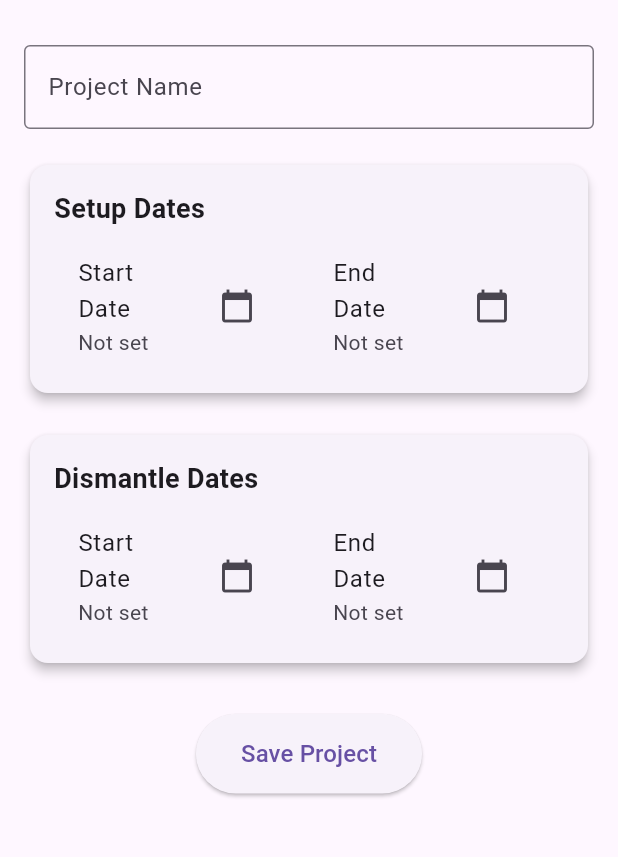
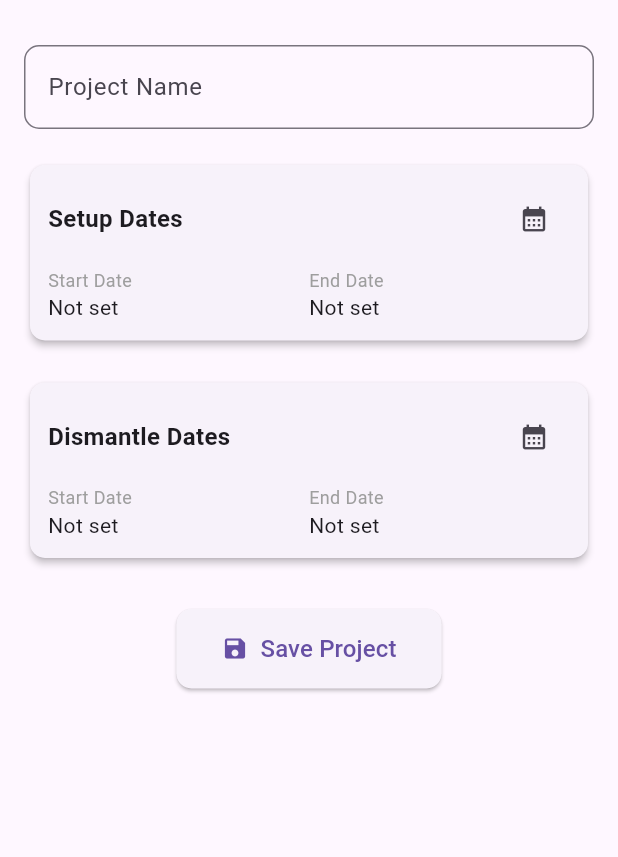
Before and after one commit to jpmmueller/hourtracker, a Flutter app: the ProjectPage screen opened directly with empty values, on a phone screen of 412 x 824 dp, the part 63-920 px from its top. Run offline on Flutter 3.47's test engine with Material 3 defaults, Android fonts, the light colour scheme and no system bars; our stand-ins replace sqflite; accounts and stored records are empty.

Commit message:
project_page.dart in besser

```diff
--- a/lib/project_page.dart
+++ b/lib/project_page.dart
@@ -1,5 +1,5 @@
 import 'package:flutter/material.dart';
-import 'package:intl/intl.dart'; // Correct import for DateFormat
+import 'package:intl/intl.dart';
 import 'database_helper.dart';
 import 'models/main_customer.dart';
 import 'models/project.dart';
@@ -24,34 +24,26 @@ class _ProjectPageState extends State<ProjectPage> {
   DateTime? _dismantleStartDate;
   DateTime? _dismantleEndDate;
 
-  // Format dates (e.g., "2023-10-05")
   String _formatDate(DateTime? date) {
     return date != null ? DateFormat('yyyy-MM-dd').format(date) : 'Not set';
   }
 
-  Future<void> _pickDate(BuildContext context, String dateType) async {
-    final DateTime? picked = await showDatePicker(
+  Future<void> _pickDateRange(String dateType) async {
+    final result = await showDialog<List<DateTime>>(
       context: context,
-      initialDate: DateTime.now(),
-      firstDate: DateTime(2000),
-      lastDate: DateTime(2100),
+      builder: (context) => _DateRangePickerDialog(
+        label: dateType == 'setup' ? 'Setup' : 'Dismantle',
+      ),
     );
 
-    if (picked != null) {
+    if (result != null) {
       setState(() {
-        switch (dateType) {
-          case 'setupStart':
-            _setupStartDate = picked;
-            break;
-          case 'setupEnd':
-            _setupEndDate = picked;
-            break;
-          case 'dismantleStart':
-            _dismantleStartDate = picked;
-            break;
-          case 'dismantleEnd':
-            _dismantleEndDate = picked;
-            break;
+        if (dateType == 'setup') {
+          _setupStartDate = result[0];
+          _setupEndDate = result[1];
+        } else {
+          _dismantleStartDate = result[0];
+          _dismantleEndDate = result[1];
         }
       });
     }
@@ -66,6 +58,7 @@ class _ProjectPageState extends State<ProjectPage> {
       ScaffoldMessenger.of(context).showSnackBar(
         const SnackBar(
           content: Text('Please fill all fields and select all dates.'),
+          duration: Duration(seconds: 2),
         ),
       );
       return;
@@ -93,7 +86,7 @@ class _ProjectPageState extends State<ProjectPage> {
         'dismantle_end_date': project.dismantleEndDate.toIso8601String(),
       });
 
-      Navigator.pop(context, true); // Pass "true" to trigger a refresh
+      Navigator.pop(context, true);
     } catch (e) {
       ScaffoldMessenger.of(context).showSnackBar(
         SnackBar(content: Text('Error saving project: $e')),
@@ -104,44 +97,38 @@ class _ProjectPageState extends State<ProjectPage> {
   @override
   Widget build(BuildContext context) {
     return Scaffold(
-      appBar: AppBar(title: const Text('New Project')),
+      appBar: AppBar(
+        title: const Text('New Project'),
+        elevation: 0,
+      ),
       body: SingleChildScrollView(
-        padding: const EdgeInsets.all(16.0),
+        padding: const EdgeInsets.all(16),
         child: Column(
           children: [
             TextField(
               controller: _projectNameController,
-              decoration: const InputDecoration(
+              decoration: InputDecoration(
                 labelText: 'Project Name',
-                border: OutlineInputBorder(),
+                border: OutlineInputBorder(
+                  borderRadius: BorderRadius.circular(10),
+                ),
               ),
             ),
             const SizedBox(height: 20),
-            _buildDateSection(
-              'Setup Dates',
-              _setupStartDate,
-              _setupEndDate,
-              onStartPressed: () => _pickDate(context, 'setupStart'),
-              onEndPressed: () => _pickDate(context, 'setupEnd'),
-            ),
+            _buildDateSection('Setup Dates', _setupStartDate, _setupEndDate, 'setup'),
             const SizedBox(height: 20),
-            _buildDateSection(
-              'Dismantle Dates',
-              _dismantleStartDate,
-              _dismantleEndDate,
-              onStartPressed: () => _pickDate(context, 'dismantleStart'),
-              onEndPressed: () => _pickDate(context, 'dismantleEnd'),
-            ),
+            _buildDateSection('Dismantle Dates', _dismantleStartDate, _dismantleEndDate, 'dismantle'),
             const SizedBox(height: 30),
-            ElevatedButton(
-              onPressed: _saveProject,
+            ElevatedButton.icon(
+              icon: const Icon(Icons.save),
+              label: const Text('Save Project', style: TextStyle(fontSize: 16)),
               style: ElevatedButton.styleFrom(
                 padding: const EdgeInsets.symmetric(horizontal: 30, vertical: 15),
+                shape: RoundedRectangleBorder(
+                  borderRadius: BorderRadius.circular(10),
                 ),
-              child: const Text(
-                'Save Project',
-                style: TextStyle(fontSize: 16),
               ),
+              onPressed: _saveProject,
             ),
           ],
         ),
@@ -149,48 +136,64 @@ class _ProjectPageState extends State<ProjectPage> {
     );
   }
 
-  Widget _buildDateSection(
-    String title,
-    DateTime? startDate,
-    DateTime? endDate, {
-    required VoidCallback onStartPressed,
-    required VoidCallback onEndPressed,
-  }) {
+  Widget _buildDateSection(String title, DateTime? startDate, DateTime? endDate, String dateType) {
     return Card(
-      elevation: 3,
+      elevation: 2,
+      shape: RoundedRectangleBorder(
+        borderRadius: BorderRadius.circular(10),
+      ),
       child: Padding(
-        padding: const EdgeInsets.all(16.0),
+        padding: const EdgeInsets.all(12),
         child: Column(
           crossAxisAlignment: CrossAxisAlignment.start,
+          children: [
+            Row(
+              mainAxisAlignment: MainAxisAlignment.spaceBetween,
               children: [
                 Text(
                   title,
                   style: const TextStyle(
-                fontSize: 18,
-                fontWeight: FontWeight.bold,
+                    fontSize: 16,
+                    fontWeight: FontWeight.w600,
                   ),
                 ),
-            const SizedBox(height: 10),
+                IconButton(
+                  icon: const Icon(Icons.calendar_month, size: 20),
+                  onPressed: () => _pickDateRange(dateType),
+                ),
+              ],
+            ),
+            const SizedBox(height: 8),
             Row(
               children: [
                 Expanded(
-                  child: ListTile(
-                    title: const Text('Start Date'),
-                    subtitle: Text(_formatDate(startDate)),
-                    trailing: IconButton(
-                      icon: const Icon(Icons.calendar_today),
-                      onPressed: onStartPressed,
+                  child: Column(
+                    crossAxisAlignment: CrossAxisAlignment.start,
+                    children: [
+                      const Text(
+                        'Start Date',
+                        style: TextStyle(fontSize: 12, color: Colors.grey),
                       ),
+                      Text(
+                        _formatDate(startDate),
+                        style: const TextStyle(fontSize: 14),
+                      ),
+                    ],
                   ),
                 ),
                 Expanded(
-                  child: ListTile(
-                    title: const Text('End Date'),
-                    subtitle: Text(_formatDate(endDate)),
-                    trailing: IconButton(
-                      icon: const Icon(Icons.calendar_today),
-                      onPressed: onEndPressed,
+                  child: Column(
+                    crossAxisAlignment: CrossAxisAlignment.start,
+                    children: [
+                      const Text(
+                        'End Date',
+                        style: TextStyle(fontSize: 12, color: Colors.grey),
                       ),
+                      Text(
+                        _formatDate(endDate),
+                        style: const TextStyle(fontSize: 14),
+                      ),
+                    ],
                   ),
                 ),
               ],
@@ -201,3 +204,114 @@ class _ProjectPageState extends State<ProjectPage> {
     );
   }
 }
+
+class _DateRangePickerDialog extends StatefulWidget {
+  final String label;
+
+  const _DateRangePickerDialog({required this.label});
+
+  @override
+  __DateRangePickerDialogState createState() => __DateRangePickerDialogState();
+}
+
+class __DateRangePickerDialogState extends State<_DateRangePickerDialog> {
+  DateTime? _startDate;
+  DateTime? _endDate;
+  String _currentStep = 'start';
+
+  Future<void> _selectDate() async {
+    final DateTime? picked = await showDatePicker(
+      context: context,
+      initialDate: _currentStep == 'start'
+          ? _startDate ?? DateTime.now()
+          : _endDate ?? (_startDate ?? DateTime.now()),
+      firstDate: DateTime(2000),
+      lastDate: DateTime(2100),
+    );
+
+    if (picked != null) {
+      setState(() {
+        if (_currentStep == 'start') {
+          _startDate = picked;
+          _currentStep = 'end';
+        } else {
+          if (picked.isAfter(_startDate!)) {
+            _endDate = picked;
+          } else {
+            ScaffoldMessenger.of(context).showSnackBar(
+              const SnackBar(
+                content: Text('End date must be after start date'),
+                duration: Duration(seconds: 1),
+              ),
+            );
+          }
+        }
+      });
+    }
+  }
+
+  void _resetDates() {
+    setState(() {
+      _startDate = null;
+      _endDate = null;
+      _currentStep = 'start';
+    });
+  }
+
+  @override
+  Widget build(BuildContext context) {
+    return AlertDialog(
+      title: Text('${widget.label} Dates'),
+      content: Column(
+        mainAxisSize: MainAxisSize.min,
+        children: [
+          ListTile(
+            title: Text(_currentStep == 'start'
+                ? 'Select Start Date'
+                : 'Select End Date'),
+            trailing: IconButton(
+              icon: const Icon(Icons.calendar_today),
+              onPressed: _selectDate,
+            ),
+          ),
+          if (_startDate != null)
+            ListTile(
+              title: const Text('Selected Start Date'),
+              subtitle: Text(DateFormat('yyyy-MM-dd').format(_startDate!)),
+            ),
+          if (_endDate != null)
+            ListTile(
+              title: const Text('Selected End Date'),
+              subtitle: Text(DateFormat('yyyy-MM-dd').format(_endDate!)),
+            ),
+          if (_startDate != null || _endDate != null)
+            TextButton(
+              onPressed: _resetDates,
+              child: const Text('Reset Dates'),
+            ),
+        ],
+      ),
+      actions: [
+        TextButton(
+          onPressed: () => Navigator.pop(context),
+          child: const Text('Cancel'),
+        ),
+        TextButton(
+          onPressed: () {
+            if (_startDate != null && _endDate != null) {
+              Navigator.pop(context, [_startDate, _endDate]);
+            } else {
+              ScaffoldMessenger.of(context).showSnackBar(
+                const SnackBar(
+                  content: Text('Please select both dates'),
+                  duration: Duration(seconds: 1),
+                ),
+              );
+            }
+          },
+          child: const Text('Save'),
+        ),
+      ],
+    );
+  }
+}
```
Lines whose indentation alone changed are shown as unchanged.
